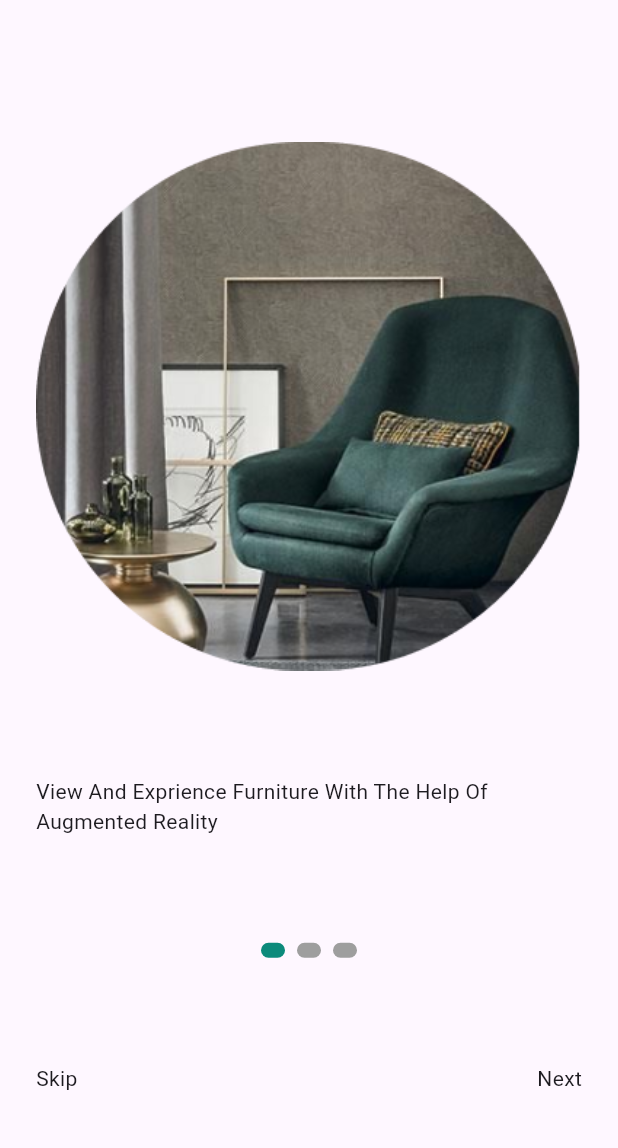
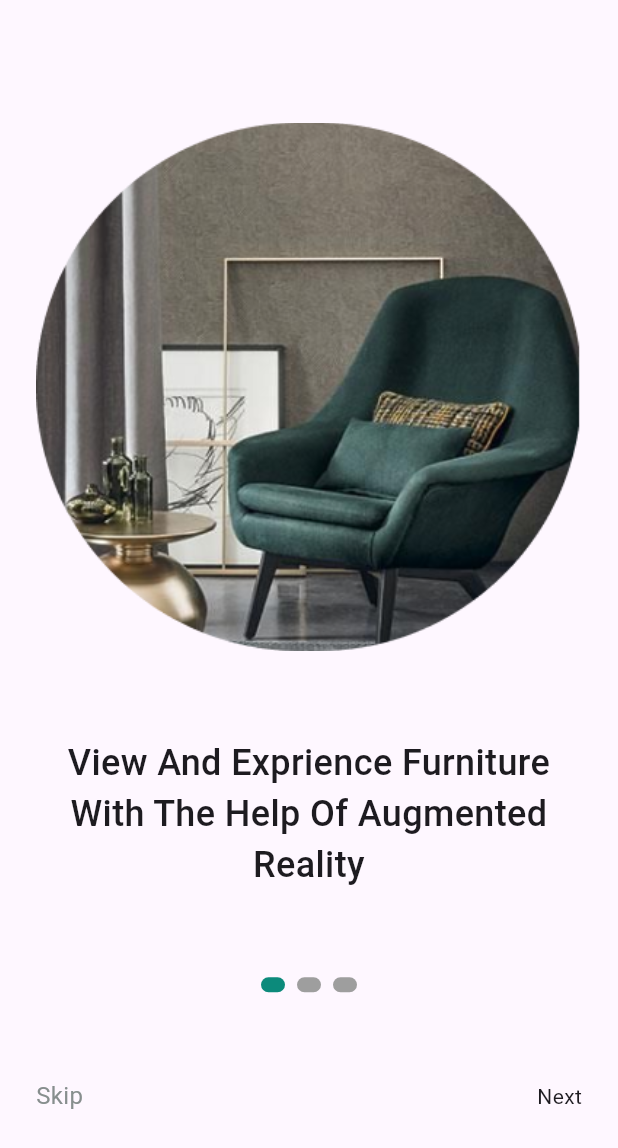
Before and after one commit to majd5170/Furniture-App, a Flutter app: the screen it shows after launch, on a phone screen of 412 x 824 dp. Shown: the top 1148 px of the screen. Run offline on Flutter 3.47's test engine with Material 3 defaults, Android fonts, the phone set to English and light mode, and no system bars; drawn by our look-alikes of smooth_page_indicator; our stand-ins replace bloc, google_fonts.

Commit message:
finnish_design_splash_screen_and _onboarding

```diff
--- a/lib/src/core/utils/widgets/Container_widget.dart
+++ b/lib/src/core/utils/widgets/Container_widget.dart
@@ -1,11 +1,11 @@
 import 'package:flutter/material.dart';
 import 'package:furniture_app/src/core/utils/resources/app_color.dart';
-
 class ContainerWidget extends StatelessWidget {
   final double width;
   final double height;
   final String text;
   final Color color;
+  final Color text_color;
   final double radius;
 
   const ContainerWidget(
@@ -14,7 +14,7 @@ class ContainerWidget extends StatelessWidget {
       required this.height,
       required this.text,
       required this.color,
-      required this.radius});
+      required this.radius, required this.text_color});
 
   @override
   Widget build(BuildContext context) {
@@ -27,7 +27,7 @@ class ContainerWidget extends StatelessWidget {
           child: Text(
         text,
         style: TextStyle(
-            color: AppColors.black, fontSize: 16, fontWeight: FontWeight.w500),
+            color: text_color, fontSize: 16, fontWeight: FontWeight.w500),
       )),
     );
   }
--- a/lib/src/presentation/views/Auth/login/login.dart
+++ b/lib/src/presentation/views/Auth/login/login.dart
@@ -46,13 +46,13 @@ class LoginScreen extends StatelessWidget {
                 height: 56,
                 text: 'Sign Up',
                 color: AppColors.primary,
-                radius: 14),
+                radius: 14, text_color: AppColors.white,),
             ContainerWidget(
                 width: 327,
                 height: 56,
                 text: 'sign in with google',
                 color: AppColors.white,
-                radius: 14),
+                radius: 14, text_color: AppColors.white,),
             Row(
               mainAxisAlignment: MainAxisAlignment.center,
               children: [
--- a/lib/src/presentation/views/welocme_screen/welcome_screen_one.dart
+++ b/lib/src/presentation/views/OnboardScreens/onboard_screen_one.dart
@@ -1,9 +1,10 @@
 import 'package:flutter/material.dart';
 import 'package:furniture_app/src/core/utils/resources/app_assets.dart';
 import 'package:furniture_app/src/core/utils/resources/app_strings.dart';
+import 'package:furniture_app/src/presentation/views/OnboardScreens/onboard_screen_three.dart';
 import 'package:smooth_page_indicator/smooth_page_indicator.dart';
 import '../../../core/utils/resources/app_color.dart';
-import 'welcome_screen_two.dart';
+import 'onboard_screen_two.dart';
 
 class PagesWelcome extends StatefulWidget {
   PagesWelcome({super.key});
@@ -23,16 +24,17 @@ class _PagesWelcomeState extends State<PagesWelcome> {
         itemBuilder: (context, index) {
           return PageView(
             children: [
-              WelocmeScreenOne(),
-              WelocmeScreenTwo(),
+              OnboardScreenOne(),
+              OnboardScreenTwo(),
+              OnboardScreenThree(),
             ],
           );
         });
   }
 }
 
-class WelocmeScreenOne extends StatelessWidget {
-  WelocmeScreenOne({super.key});
+class OnboardScreenOne extends StatelessWidget {
+  OnboardScreenOne({super.key});
   PageController controller = PageController();
   @override
   Widget build(BuildContext context) {
@@ -41,22 +43,32 @@ class WelocmeScreenOne extends StatelessWidget {
         padding: const EdgeInsets.all(24.0),
         child: Column(
           mainAxisAlignment: MainAxisAlignment.spaceEvenly,
+          crossAxisAlignment: CrossAxisAlignment.center,
           children: [
             // image
             Image.asset(AppAssets.welocme_one),
             // title
-            Text(AppStrings.titleOneScreen),
+            Text(AppStrings.titleOneScreen , style:  TextStyle(
+                  fontSize: 24,
+                  fontWeight: FontWeight.w500,
+                ),
+                textAlign: TextAlign.center,
+                ),
             // dots
             SmoothPageIndicator(
               controller: controller,
               count: 3,
               effect:
-                  SlideEffect(activeDotColor: AppColors.primary, dotHeight: 10),
+              SlideEffect(activeDotColor: AppColors.primary, dotHeight: 10),
             ),
             // buttons
             Row(
               children: [
-                Text(AppStrings.skip),
+                Text(AppStrings.skip , style: TextStyle(
+                  color: AppColors.gray,
+                  fontSize: 16,
+                  fontWeight: FontWeight.w400,
+                ),),
                 Spacer(),
                 Text(AppStrings.Next),
               ],
@@ -67,42 +79,3 @@ class WelocmeScreenOne extends StatelessWidget {
     );
   }
 }
-
-class WelocmeScreenTwo extends StatelessWidget {
-  WelocmeScreenTwo({super.key});
-  PageController controller = PageController();
-  @override
-  Widget build(BuildContext context) {
-    return Scaffold(
-      body: Padding(
-        padding: const EdgeInsets.all(24.0),
-        child: Column(
-          mainAxisAlignment: MainAxisAlignment.spaceEvenly,
-          children: [
-            // image
-            Image.asset(AppAssets.welocme_two),
-            // title
-            Text(AppStrings.titleTwoScreen),
-            // dots
-            SmoothPageIndicator(
-              controller: controller,
-              count: 3,
-              effect: SlideEffect(
-                dotHeight: 10,
-                activeDotColor: AppColors.primary,
-              ),
-            ),
-            // buttons
-            Row(
-              children: [
-                Text(AppStrings.skip),
-                Spacer(),
-                Text(AppStrings.Next),
-              ],
-            )
-          ],
-        ),
-      ),
-    );
-  }
-}
--- a/lib/src/presentation/views/splash_screen/splash_screen.dart
+++ b/lib/src/presentation/views/splash_screen/splash_screen.dart
@@ -2,7 +2,7 @@ import 'package:flutter/material.dart';
 import 'package:furniture_app/src/core/utils/resources/app_assets.dart';
 import 'package:furniture_app/src/core/utils/resources/app_color.dart';
 
-import '../welocme_screen/welcome_screen_one.dart';
+import '../OnboardScreens/onboard_screen_one.dart';
 
 class SplashScreen extends StatefulWidget {
   const SplashScreen({super.key});
--- a/lib/src/presentation/views/welocme_screen/welcome_screen_two.dart
+++ /dev/null
@@ -1,6 +0,0 @@
-import 'package:flutter/material.dart';
-import 'package:furniture_app/src/core/utils/resources/app_color.dart';
-import 'package:smooth_page_indicator/smooth_page_indicator.dart';
-
-import '../../../core/utils/resources/app_assets.dart';
-import '../../../core/utils/resources/app_strings.dart';
```
Also changed, not shown: lib/src/presentation/views/Auth/Sign_In/sign_in.dart (+8 -6 lines), lib/src/presentation/views/OnboardScreens/onboard_screen_three.dart (added, +59 -0 lines), lib/src/presentation/views/OnboardScreens/onboard_screen_two.dart (added, +55 -0 lines), pubspec.lock.
